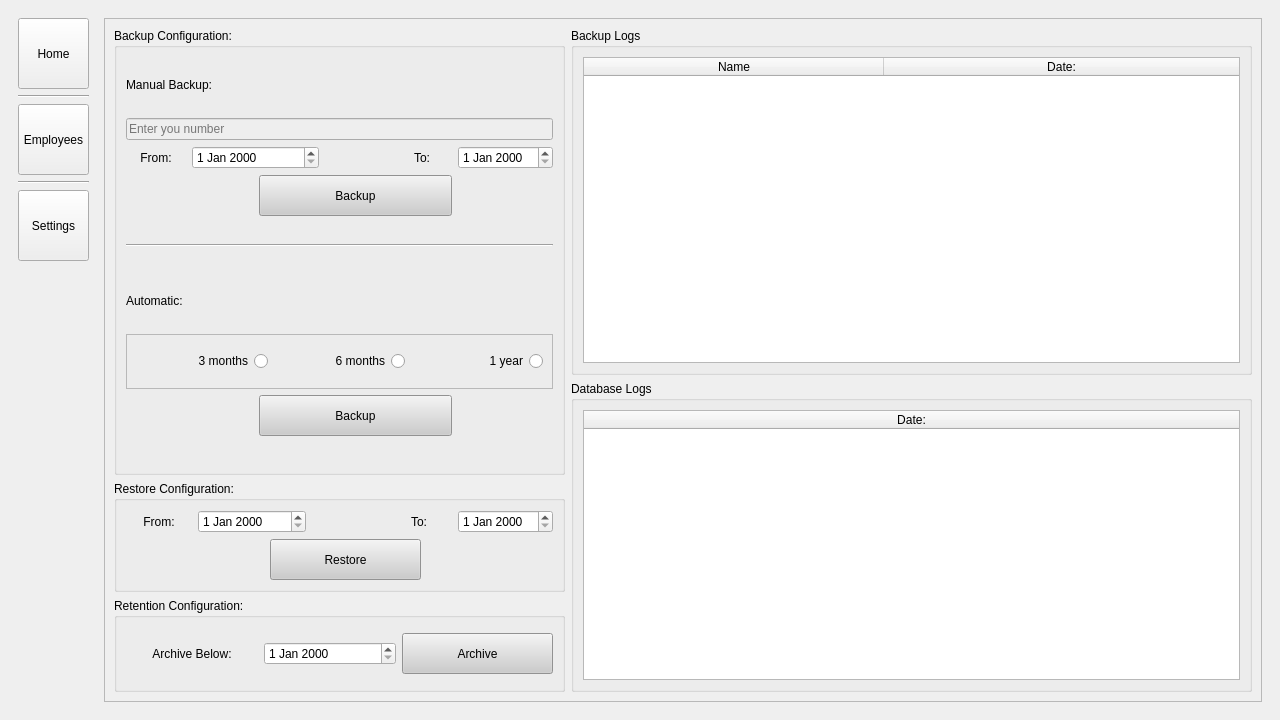
First picture: the form in EALS UI/eals1.ui, repository maeven-tapa/cpet8_group8_workspace, before the edit.
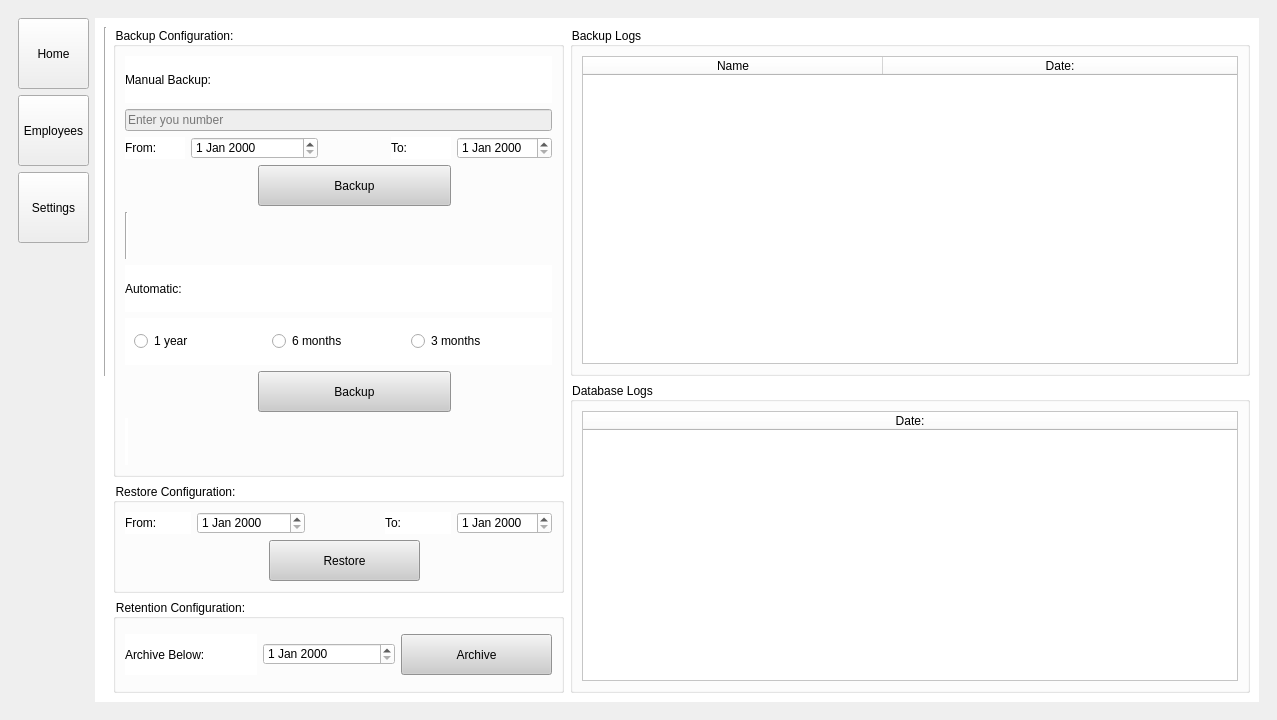
Second picture: the form after the edit. The open tabs and pages were chosen to show the change.

```diff
--- a/EALS UI/eals1.ui
+++ b/EALS UI/eals1.ui
@@ -6,7 +6,7 @@
    <rect>
     <x>0</x>
     <y>0</y>
-    <width>1280</width>
+    <width>1277</width>
     <height>720</height>
    </rect>
   </property>
@@ -3573,18 +3573,56 @@
           </property>
          </widget>
         </item>
-        <item row="0" column="1" rowspan="6">
-         <widget class="Line" name="line_39">
+        <item row="3" column="0">
+         <widget class="QFrame" name="frame_74">
           <property name="styleSheet">
-           <string notr="true">border: 0px;
-</string>
+           <string notr="true">background-color: transparent;
+border: none;</string>
           </property>
-          <property name="orientation">
-           <enum>Qt::Orientation::Vertical</enum>
+          <property name="frameShape">
+           <enum>QFrame::Shape::NoFrame</enum>
           </property>
          </widget>
         </item>
-        <item row="0" column="2" rowspan="6">
+        <item row="2" column="0">
+         <widget class="QPushButton" name="admin_settings2_btn">
+          <property name="minimumSize">
+           <size>
+            <width>71</width>
+            <height>71</height>
+           </size>
+          </property>
+          <property name="maximumSize">
+           <size>
+            <width>71</width>
+            <height>71</height>
+           </size>
+          </property>
+          <property name="text">
+           <string>Settings</string>
+          </property>
+         </widget>
+        </item>
+        <item row="1" column="0">
+         <widget class="QPushButton" name="admin_emp2_btn">
+          <property name="minimumSize">
+           <size>
+            <width>71</width>
+            <height>71</height>
+           </size>
+          </property>
+          <property name="maximumSize">
+           <size>
+            <width>71</width>
+            <height>71</height>
+           </size>
+          </property>
+          <property name="text">
+           <string>Employees</string>
+          </property>
+         </widget>
+        </item>
+        <item row="0" column="1" rowspan="4">
          <widget class="QFrame" name="frame_73">
           <property name="minimumSize">
            <size>
@@ -3592,14 +3630,204 @@
             <height>684</height>
            </size>
           </property>
-          <property name="frameShape">
-           <enum>QFrame::Shape::StyledPanel</enum>
+          <property name="styleSheet">
+           <string notr="true">background-color: rgb(255, 255, 255);</string>
           </property>
-          <property name="frameShadow">
-           <enum>QFrame::Shadow::Raised</enum>
+          <property name="frameShape">
+           <enum>QFrame::Shape::NoFrame</enum>
           </property>
           <layout class="QGridLayout" name="gridLayout_50">
-           <item row="0" column="0" rowspan="2">
+           <item row="2" column="1">
+            <widget class="QGroupBox" name="groupBox_17">
+             <property name="title">
+              <string>Restore Configuration:</string>
+             </property>
+             <layout class="QGridLayout" name="gridLayout_48">
+              <item row="0" column="4" colspan="2">
+               <widget class="QLabel" name="label_87">
+                <property name="minimumSize">
+                 <size>
+                  <width>0</width>
+                  <height>0</height>
+                 </size>
+                </property>
+                <property name="text">
+                 <string>To:</string>
+                </property>
+               </widget>
+              </item>
+              <item row="0" column="6">
+               <widget class="QDateEdit" name="dateEdit_4"/>
+              </item>
+              <item row="0" column="0">
+               <widget class="QLabel" name="label_86">
+                <property name="minimumSize">
+                 <size>
+                  <width>0</width>
+                  <height>0</height>
+                 </size>
+                </property>
+                <property name="text">
+                 <string>From:</string>
+                </property>
+               </widget>
+              </item>
+              <item row="0" column="3">
+               <widget class="QFrame" name="frame_81">
+                <property name="minimumSize">
+                 <size>
+                  <width>68</width>
+                  <height>0</height>
+                 </size>
+                </property>
+                <property name="styleSheet">
+                 <string notr="true">background-color: transparent;
+border: none;</string>
+                </property>
+                <property name="frameShape">
+                 <enum>QFrame::Shape::NoFrame</enum>
+                </property>
+               </widget>
+              </item>
+              <item row="1" column="0" colspan="2">
+               <widget class="QFrame" name="frame_82">
+                <property name="minimumSize">
+                 <size>
+                  <width>138</width>
+                  <height>0</height>
+                 </size>
+                </property>
+                <property name="styleSheet">
+                 <string notr="true">background-color: transparent;
+border: none;</string>
+                </property>
+                <property name="frameShape">
+                 <enum>QFrame::Shape::NoFrame</enum>
+                </property>
+               </widget>
+              </item>
+              <item row="0" column="1" colspan="2">
+               <widget class="QDateEdit" name="dateEdit_3"/>
+              </item>
+              <item row="1" column="2" colspan="3">
+               <widget class="QPushButton" name="restore_config_btn">
+                <property name="minimumSize">
+                 <size>
+                  <width>151</width>
+                  <height>41</height>
+                 </size>
+                </property>
+                <property name="maximumSize">
+                 <size>
+                  <width>16777215</width>
+                  <height>16777215</height>
+                 </size>
+                </property>
+                <property name="styleSheet">
+                 <string notr="true">background-color: rgb(204, 204, 204);</string>
+                </property>
+                <property name="text">
+                 <string>Restore</string>
+                </property>
+               </widget>
+              </item>
+              <item row="1" column="5" colspan="2">
+               <widget class="QFrame" name="frame_83">
+                <property name="styleSheet">
+                 <string notr="true">background-color: transparent;
+border: none;</string>
+                </property>
+                <property name="frameShape">
+                 <enum>QFrame::Shape::NoFrame</enum>
+                </property>
+               </widget>
+              </item>
+             </layout>
+            </widget>
+           </item>
+           <item row="3" column="1">
+            <widget class="QGroupBox" name="groupBox_18">
+             <property name="title">
+              <string>Retention Configuration:</string>
+             </property>
+             <layout class="QGridLayout" name="gridLayout_49">
+              <item row="0" column="0">
+               <widget class="QLabel" name="label_88">
+                <property name="minimumSize">
+                 <size>
+                  <width>0</width>
+                  <height>0</height>
+                 </size>
+                </property>
+                <property name="text">
+                 <string>Archive Below:</string>
+                </property>
+               </widget>
+              </item>
+              <item row="0" column="1">
+               <widget class="QDateEdit" name="dateEdit_5"/>
+              </item>
+              <item row="0" column="2">
+               <widget class="QPushButton" name="archive_emp_btn_2">
+                <property name="minimumSize">
+                 <size>
+                  <width>151</width>
+                  <height>41</height>
+                 </size>
+                </property>
+                <property name="maximumSize">
+                 <size>
+                  <width>16777215</width>
+                  <height>16777215</height>
+                 </size>
+                </property>
+                <property name="styleSheet">
+                 <string notr="true">background-color: rgb(204, 204, 204);</string>
+                </property>
+                <property name="text">
+                 <string>Archive</string>
+                </property>
+               </widget>
+              </item>
+             </layout>
+            </widget>
+           </item>
+           <item row="0" column="2">
+            <widget class="QGroupBox" name="groupBox_14">
+             <property name="minimumSize">
+              <size>
+               <width>631</width>
+               <height>311</height>
+              </size>
+             </property>
+             <property name="title">
+              <string>Backup Logs</string>
+             </property>
+             <layout class="QGridLayout" name="gridLayout_51">
+              <item row="0" column="0">
+               <widget class="QTableWidget" name="tableWidget_5">
+                <attribute name="horizontalHeaderDefaultSectionSize">
+                 <number>300</number>
+                </attribute>
+                <attribute name="horizontalHeaderStretchLastSection">
+                 <bool>true</bool>
+                </attribute>
+                <column>
+                 <property name="text">
+                  <string>Name</string>
+                 </property>
+                </column>
+                <column>
+                 <property name="text">
+                  <string>Date:</string>
+                 </property>
+                </column>
+               </widget>
+              </item>
+             </layout>
+            </widget>
+           </item>
+           <item row="0" column="1" rowspan="2">
             <widget class="QGroupBox" name="groupBox_16">
              <property name="minimumSize">
               <size>
@@ -3618,10 +3846,7 @@
 border: none;</string>
                 </property>
                 <property name="frameShape">
-                 <enum>QFrame::Shape::StyledPanel</enum>
-                </property>
-                <property name="frameShadow">
-                 <enum>QFrame::Shadow::Raised</enum>
+                 <enum>QFrame::Shape::NoFrame</enum>
                 </property>
                </widget>
               </item>
@@ -3632,10 +3857,7 @@
 border: none;</string>
                 </property>
                 <property name="frameShape">
-                 <enum>QFrame::Shape::StyledPanel</enum>
-                </property>
-                <property name="frameShadow">
-                 <enum>QFrame::Shadow::Raised</enum>
+                 <enum>QFrame::Shape::NoFrame</enum>
                 </property>
                </widget>
               </item>
@@ -3653,9 +3875,6 @@
                 <property name="text">
                  <string>To:</string>
                 </property>
-                <property name="alignment">
-                 <set>Qt::AlignmentFlag::AlignCenter</set>
-                </property>
                </widget>
               </item>
               <item row="7" column="5">
@@ -3665,10 +3884,7 @@
 border: none;</string>
                 </property>
                 <property name="frameShape">
-                 <enum>QFrame::Shape::StyledPanel</enum>
-                </property>
-                <property name="frameShadow">
-                 <enum>QFrame::Shadow::Raised</enum>
+                 <enum>QFrame::Shape::NoFrame</enum>
                 </property>
                </widget>
               </item>
@@ -3719,7 +3935,7 @@
                  </size>
                 </property>
                 <property name="orientation">
-                 <enum>Qt::Orientation::Horizontal</enum>
+                 <enum>Qt::Orientation::Vertical</enum>
                 </property>
                </widget>
               </item>
@@ -3735,7 +3951,7 @@
                  <string notr="true">border: 0px;</string>
                 </property>
                 <property name="orientation">
-                 <enum>Qt::Orientation::Horizontal</enum>
+                 <enum>Qt::Orientation::Vertical</enum>
                 </property>
                </widget>
               </item>
@@ -3766,9 +3982,6 @@
                 <property name="text">
                  <string>From:</string>
                 </property>
-                <property name="alignment">
-                 <set>Qt::AlignmentFlag::AlignCenter</set>
-                </property>
                </widget>
               </item>
               <item row="2" column="3">
@@ -3778,23 +3991,17 @@
 border: none;</string>
                 </property>
                 <property name="frameShape">
-                 <enum>QFrame::Shape::StyledPanel</enum>
-                </property>
-                <property name="frameShadow">
-                 <enum>QFrame::Shadow::Raised</enum>
+                 <enum>QFrame::Shape::NoFrame</enum>
                 </property>
                </widget>
               </item>
               <item row="6" column="0" colspan="6">
                <widget class="QFrame" name="frame_75">
                 <property name="layoutDirection">
-                 <enum>Qt::LayoutDirection::RightToLeft</enum>
+                 <enum>Qt::LayoutDirection::LeftToRight</enum>
                 </property>
                 <property name="frameShape">
-                 <enum>QFrame::Shape::StyledPanel</enum>
-                </property>
-                <property name="frameShadow">
-                 <enum>QFrame::Shadow::Raised</enum>
+                 <enum>QFrame::Shape::NoFrame</enum>
                 </property>
                 <layout class="QHBoxLayout" name="horizontalLayout_4">
                  <item>
@@ -3850,10 +4057,7 @@
 border: none;</string>
                 </property>
                 <property name="frameShape">
-                 <enum>QFrame::Shape::StyledPanel</enum>
-                </property>
-                <property name="frameShadow">
-                 <enum>QFrame::Shadow::Raised</enum>
+                 <enum>QFrame::Shape::NoFrame</enum>
                 </property>
                </widget>
               </item>
@@ -3873,42 +4077,7 @@
              </layout>
             </widget>
            </item>
-           <item row="0" column="1">
-            <widget class="QGroupBox" name="groupBox_14">
-             <property name="minimumSize">
-              <size>
-               <width>631</width>
-               <height>311</height>
-              </size>
-             </property>
-             <property name="title">
-              <string>Backup Logs</string>
-             </property>
-             <layout class="QGridLayout" name="gridLayout_51">
-              <item row="0" column="0">
-               <widget class="QTableWidget" name="tableWidget_5">
-                <attribute name="horizontalHeaderDefaultSectionSize">
-                 <number>300</number>
-                </attribute>
-                <attribute name="horizontalHeaderStretchLastSection">
-                 <bool>true</bool>
-                </attribute>
-                <column>
-                 <property name="text">
-                  <string>Name</string>
-                 </property>
-                </column>
-                <column>
-                 <property name="text">
-                  <string>Date:</string>
-                 </property>
-                </column>
-               </widget>
-              </item>
-             </layout>
-            </widget>
-           </item>
-           <item row="1" column="1" rowspan="3">
+           <item row="1" column="2" rowspan="3">
             <widget class="QGroupBox" name="groupBox_15">
              <property name="minimumSize">
               <size>
@@ -3938,248 +4107,16 @@
              </layout>
             </widget>
            </item>
-           <item row="2" column="0">
-            <widget class="QGroupBox" name="groupBox_17">
-             <property name="title">
-              <string>Restore Configuration:</string>
+           <item row="0" column="0">
+            <widget class="Line" name="line_40">
+             <property name="orientation">
+              <enum>Qt::Orientation::Vertical</enum>
              </property>
-             <layout class="QGridLayout" name="gridLayout_48">
-              <item row="0" column="4" colspan="2">
-               <widget class="QLabel" name="label_87">
-                <property name="minimumSize">
-                 <size>
-                  <width>0</width>
-                  <height>0</height>
-                 </size>
-                </property>
-                <property name="text">
-                 <string>To:</string>
-                </property>
-                <property name="alignment">
-                 <set>Qt::AlignmentFlag::AlignCenter</set>
-                </property>
-               </widget>
-              </item>
-              <item row="0" column="6">
-               <widget class="QDateEdit" name="dateEdit_4"/>
-              </item>
-              <item row="0" column="0">
-               <widget class="QLabel" name="label_86">
-                <property name="minimumSize">
-                 <size>
-                  <width>0</width>
-                  <height>0</height>
-                 </size>
-                </property>
-                <property name="text">
-                 <string>From:</string>
-                </property>
-                <property name="alignment">
-                 <set>Qt::AlignmentFlag::AlignCenter</set>
-                </property>
-               </widget>
-              </item>
-              <item row="0" column="3">
-               <widget class="QFrame" name="frame_81">
-                <property name="minimumSize">
-                 <size>
-                  <width>68</width>
-                  <height>0</height>
-                 </size>
-                </property>
-                <property name="styleSheet">
-                 <string notr="true">background-color: transparent;
-border: none;</string>
-                </property>
-                <property name="frameShape">
-                 <enum>QFrame::Shape::StyledPanel</enum>
-                </property>
-                <property name="frameShadow">
-                 <enum>QFrame::Shadow::Raised</enum>
-                </property>
-               </widget>
-              </item>
-              <item row="1" column="0" colspan="2">
-               <widget class="QFrame" name="frame_82">
-                <property name="minimumSize">
-                 <size>
-                  <width>138</width>
-                  <height>0</height>
-                 </size>
-                </property>
-                <property name="styleSheet">
-                 <string notr="true">background-color: transparent;
-border: none;</string>
-                </property>
-                <property name="frameShape">
-                 <enum>QFrame::Shape::StyledPanel</enum>
-                </property>
-                <property name="frameShadow">
-                 <enum>QFrame::Shadow::Raised</enum>
-                </property>
-               </widget>
-              </item>
-              <item row="0" column="1" colspan="2">
-               <widget class="QDateEdit" name="dateEdit_3"/>
-              </item>
-              <item row="1" column="2" colspan="3">
-               <widget class="QPushButton" name="pushButton_30">
-                <property name="minimumSize">
-                 <size>
-                  <width>151</width>
-                  <height>41</height>
-                 </size>
-                </property>
-                <property name="maximumSize">
-                 <size>
-                  <width>16777215</width>
-                  <height>16777215</height>
-                 </size>
-                </property>
-                <property name="styleSheet">
-                 <string notr="true">background-color: rgb(204, 204, 204);</string>
-                </property>
-                <property name="text">
-                 <string>Restore</string>
-                </property>
-               </widget>
-              </item>
-              <item row="1" column="5" colspan="2">
-               <widget class="QFrame" name="frame_83">
-                <property name="styleSheet">
-                 <string notr="true">background-color: transparent;
-border: none;</string>
-                </property>
-                <property name="frameShape">
-                 <enum>QFrame::Shape::StyledPanel</enum>
-                </property>
-                <property name="frameShadow">
-                 <enum>QFrame::Shadow::Raised</enum>
-                </property>
-               </widget>
-              </item>
-             </layout>
-            </widget>
-           </item>
-           <item row="3" column="0">
-            <widget class="QGroupBox" name="groupBox_18">
-             <property name="title">
-              <string>Retention Configuration:</string>
-             </property>
-             <layout class="QGridLayout" name="gridLayout_49">
-              <item row="0" column="0">
-               <widget class="QLabel" name="label_88">
-                <property name="minimumSize">
-                 <size>
-                  <width>0</width>
-                  <height>0</height>
-                 </size>
-                </property>
-                <property name="text">
-                 <string>Archive Below:</string>
-                </property>
-                <property name="alignment">
-                 <set>Qt::AlignmentFlag::AlignCenter</set>
-                </property>
-               </widget>
-              </item>
-              <item row="0" column="1">
-               <widget class="QDateEdit" name="dateEdit_5"/>
-              </item>
-              <item row="0" column="2">
-               <widget class="QPushButton" name="pushButton_31">
-                <property name="minimumSize">
-                 <size>
-                  <width>151</width>
-                  <height>41</height>
-                 </size>
-                </property>
-                <property name="maximumSize">
-                 <size>
-                  <width>16777215</width>
-                  <height>16777215</height>
-                 </size>
-                </property>
-                <property name="styleSheet">
-                 <string notr="true">background-color: rgb(204, 204, 204);</string>
-                </property>
-                <property name="text">
-                 <string>Archive</string>
-                </property>
-               </widget>
-              </item>
-             </layout>
             </widget>
            </item>
           </layout>
          </widget>
         </item>
-        <item row="1" column="0">
-         <widget class="Line" name="line_40">
-          <property name="orientation">
-           <enum>Qt::Orientation::Horizontal</enum>
-          </property>
-         </widget>
-        </item>
-        <item row="2" column="0">
-         <widget class="QPushButton" name="pushButton_26">
-          <property name="minimumSize">
-           <size>
-            <width>71</width>
-            <height>71</height>
-           </size>
-          </property>
-          <property name="maximumSize">
-           <size>
-            <width>71</width>
-            <height>71</height>
-           </size>
-          </property>
-          <property name="text">
-           <string>Employees</string>
-          </property>
-         </widget>
-        </item>
-        <item row="3" column="0">
-         <widget class="Line" name="line_41">
-          <property name="orientation">
-           <enum>Qt::Orientation::Horizontal</enum>
-          </property>
-         </widget>
-        </item>
-        <item row="4" column="0">
-         <widget class="QPushButton" name="pushButton_27">
-          <property name="minimumSize">
-           <size>
-            <width>71</width>
-            <height>71</height>
-           </size>
-          </property>
-          <property name="maximumSize">
-           <size>
-            <width>71</width>
-            <height>71</height>
-           </size>
-          </property>
-          <property name="text">
-           <string>Settings</string>
-          </property>
-         </widget>
-        </item>
-        <item row="5" column="0">
-         <widget class="QFrame" name="frame_74">
-          <property name="styleSheet">
-           <string notr="true">background-color: transparent;
-border: none;</string>
-          </property>
-          <property name="frameShape">
-           <enum>QFrame::Shape::StyledPanel</enum>
-          </property>
-          <property name="frameShadow">
-           <enum>QFrame::Shadow::Raised</enum>
-          </property>
-         </widget>
-        </item>
        </layout>
       </widget>
       <widget class="QWidget" name="view_employee_page">
```
Left out of the diff: 914 changed lines with no effect on the pictures.
